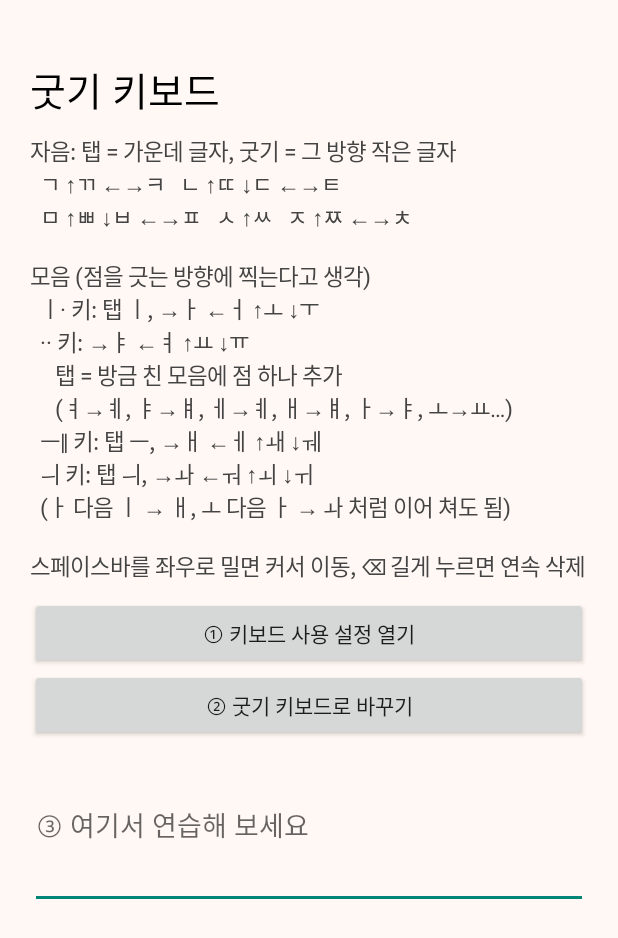
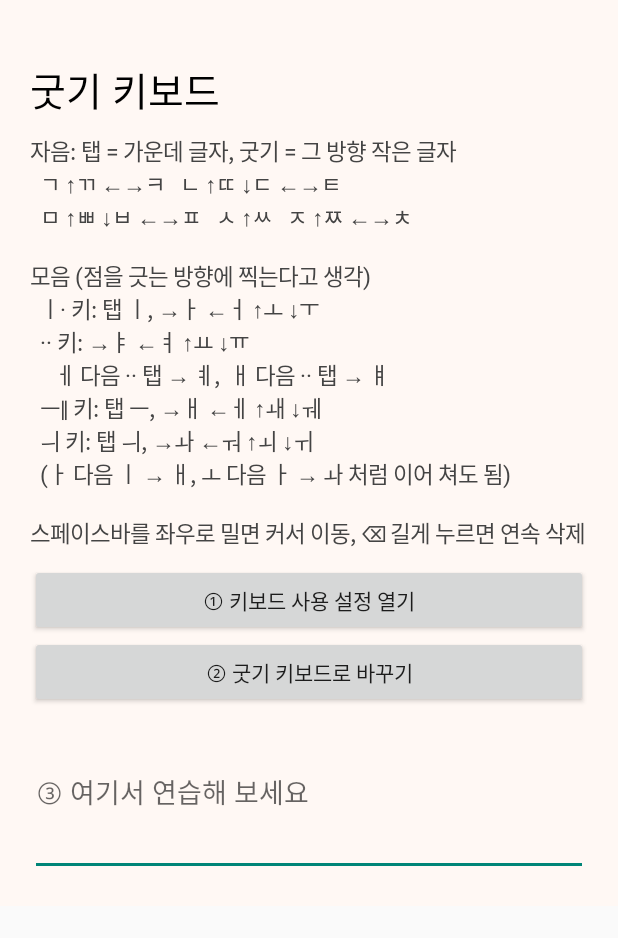
Before and after one commit to lig7oo7-cloud/gutgi-keyboard, an Android app: the screen it shows after launch (MainActivity), on a phone screen of 412 x 824 dp. Shown: the top 938 px of the screen. Run offline under Robolectric (Android 15) with nearby library versions, the phone set to English and light mode, and no system bars.

Commit message:
·· 탭은 ㅔ→ㅖ, ㅐ→ㅒ 만 적용
Co-Authored-By: Claude Opus 5.5 <noreply@anthropic.com>
Claude-Session: https://claude.ai/code/session_01D9kRkbuR1zNmbSdEBqAFxT

```diff
--- a/app/src/main/java/com/lig7oo7/gutgi/HangulComposer.java
+++ b/app/src/main/java/com/lig7oo7/gutgi/HangulComposer.java
@@ -74,9 +74,8 @@ public class HangulComposer {
         push(); jung = v;
     }
 
-    /** 획 추가: 방금 친 모음에 점(획)을 하나 더한다. ㅏ→ㅑ, ㅕ→ㅖ, ㅐ→ㅒ 등 */
-    static final String[] STROKE = {
-            "ㅏㅑ", "ㅓㅕ", "ㅗㅛ", "ㅜㅠ", "ㅑㅒ", "ㅕㅖ", "ㅐㅒ", "ㅔㅖ"};
+    /** ·· 탭: ㅔ→ㅖ, ㅐ→ㅒ */
+    static final String[] STROKE = {"ㅐㅒ", "ㅔㅖ"};
 
     public boolean addStroke() {
         if (jung == 0 || jong != 0) return false;
--- a/app/src/main/java/com/lig7oo7/gutgi/Layouts.java
+++ b/app/src/main/java/com/lig7oo7/gutgi/Layouts.java
@@ -46,7 +46,7 @@ public class Layouts {
         r.add(row(
                 new KeyDef("ㅈ", "ㅈ").dirs("ㅉ", "~", "ㅊ", "ㅊ").w(2),
                 new KeyDef("ㅎ", "ㅎ").dirs("0", "8", "7", "9").w(2),
-                // 점 둘 모음: →ㅑ ←ㅕ ↑ㅛ ↓ㅠ, 탭 = 앞 모음에 획 추가 (ㅕ→ㅖ, ㅑ→ㅒ)
+                // 점 둘 모음: →ㅑ ←ㅕ ↑ㅛ ↓ㅠ, 탭 = ㅔ→ㅖ, ㅐ→ㅒ
                 new KeyDef("··", "@STROKE").dirs("ㅛ", "ㅠ", "ㅕ", "ㅑ").w(2),
                 new KeyDef("/", "/").dirs(":", ";", "@", "").w(1)));
         r.add(row(
--- a/app/src/main/java/com/lig7oo7/gutgi/MainActivity.java
+++ b/app/src/main/java/com/lig7oo7/gutgi/MainActivity.java
@@ -42,8 +42,7 @@ public class MainActivity extends Activity {
                 "모음 (점을 긋는 방향에 찍는다고 생각)\n" +
                 "  ㅣ· 키: 탭 ㅣ, →ㅏ ←ㅓ ↑ㅗ ↓ㅜ\n" +
                 "  ·· 키: →ㅑ ←ㅕ ↑ㅛ ↓ㅠ\n" +
-                "     탭 = 방금 친 모음에 점 하나 추가\n" +
-                "     (ㅕ→ㅖ, ㅑ→ㅒ, ㅔ→ㅖ, ㅐ→ㅒ, ㅏ→ㅑ, ㅗ→ㅛ…)\n" +
+                "     ㅔ 다음 ·· 탭 → ㅖ,  ㅐ 다음 ·· 탭 → ㅒ\n" +
                 "  ㅡ‖ 키: 탭 ㅡ, →ㅐ ←ㅔ ↑ㅙ ↓ㅞ\n" +
                 "  ㅢ 키: 탭 ㅢ, →ㅘ ←ㅝ ↑ㅚ ↓ㅟ\n" +
                 "  (ㅏ 다음 ㅣ → ㅐ, ㅗ 다음 ㅏ → ㅘ 처럼 이어 쳐도 됨)\n\n" +
```
Also changed, not shown: 1 other file.
